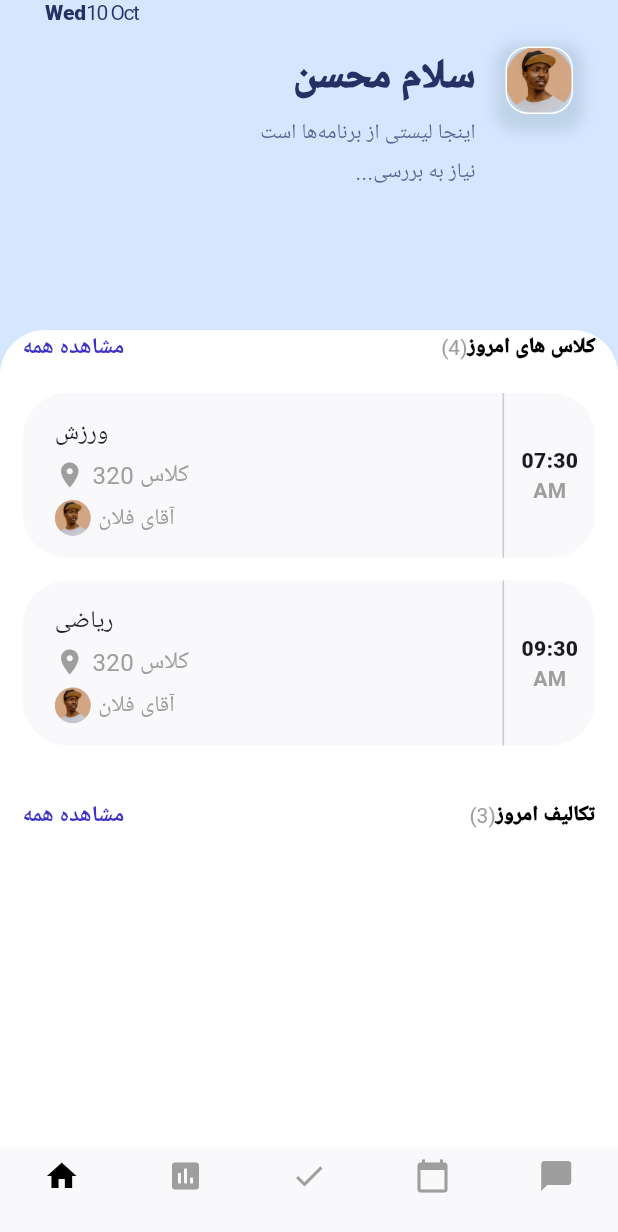
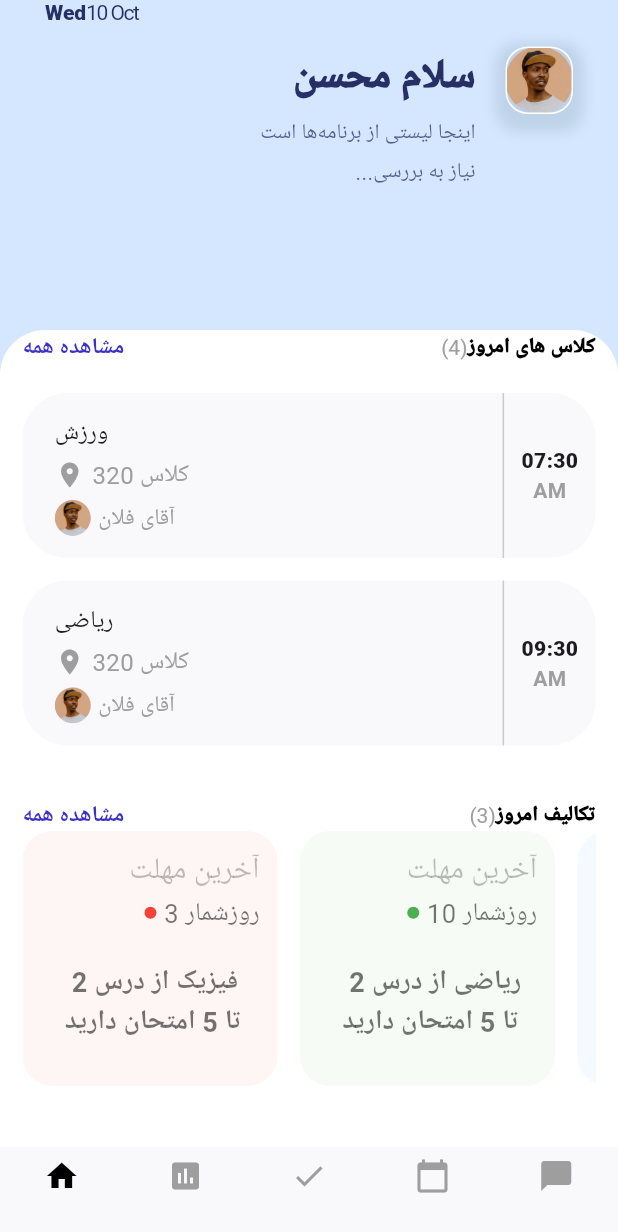
Before and after one commit to Moh3enzarif/SchoolManagmentApp_flutter, a Flutter app: the screen it shows after launch, on a phone screen of 412 x 824 dp. Shown: the top 1232 px of the screen. Run offline on Flutter 3.47's test engine with Material 3 defaults, Android fonts, the phone set to English and light mode, and no system bars.

Commit message:
calendar page created and designed

```diff
--- a/lib/screens/app_home_page.dart
+++ b/lib/screens/app_home_page.dart
@@ -116,15 +116,83 @@ class _AppHomePageState extends State<AppHomePage> {
                 todayclassesitem("09:30", "ریاضی",
                     "assets/images/Profile Image.png", "آقای فلان"),
                 const SizedBox(height: 20),
-                seeAllItems(
-                  "تکالیف امروز",
-                  3,
-                ),
+                seeAllItems("تکالیف امروز", 3),
+                SingleChildScrollView(
+                  scrollDirection: Axis.horizontal,
+                  child: Row(
+                    children: [
+                      yourTaskItems(
+                        Colors.red,
+                        3,
+                        " فیزیک از درس 2 تا 5 امتحان دارید",
+                      ),
+                      yourTaskItems(
+                        Colors.green,
+                        10,
+                        " ریاضی از درس 2 تا 5 امتحان دارید",
+                      ),
+                      yourTaskItems(
+                        Colors.blue,
+                        5,
+                        " علوم از درس 2 تا 5 امتحان دارید",
+                      ),
+                    ],
+                  ),
+                )
               ],
             ),
           ),
         ),
       ],
+    );
+  }
+
+  Container yourTaskItems(Color color, int dayLeft, String courseTitle) {
+    return Container(
+      margin: const EdgeInsets.only(right: 15),
+      padding: const EdgeInsets.all(12),
+      height: 170,
+      width: 170,
+      decoration: BoxDecoration(
+        color: color.withOpacity(0.05),
+        borderRadius: BorderRadius.circular(20),
+      ),
+      child: Column(
+        crossAxisAlignment: CrossAxisAlignment.end,
+        children: [
+          const Text(
+            "آخرین مهلت",
+            style: TextStyle(fontSize: 20, color: Colors.black26),
+          ),
+          Row(
+            mainAxisAlignment: MainAxisAlignment.end,
+            children: [
+              CircleAvatar(
+                radius: 4,
+                backgroundColor: color,
+              ),
+              const SizedBox(width: 5),
+              Text(
+                "$dayLeft روزشمار",
+                style: const TextStyle(fontSize: 17, color: Colors.black54),
+              ),
+            ],
+          ),
+          const SizedBox(height: 20),
+          SizedBox(
+            width: 130,
+            child: Text(
+              courseTitle,
+              maxLines: 3,
+              overflow: TextOverflow.ellipsis,
+              style: const TextStyle(
+                  fontSize: 18,
+                  color: Colors.black54,
+                  fontWeight: FontWeight.bold),
+            ),
+          ),
+        ],
+      ),
     );
   }
 
--- a/lib/screens/school_man_screen.dart
+++ b/lib/screens/school_man_screen.dart
@@ -1,6 +1,7 @@
 import 'package:flutter/material.dart';
 import 'package:school_app/Utils/colors.dart';
 import 'package:school_app/screens/app_home_page.dart';
+import 'package:school_app/screens/calender.dart';
 
 class SchoolManangmentScreenState extends StatefulWidget {
   const SchoolManangmentScreenState({super.key});
@@ -17,7 +18,7 @@ class _SchoolManangmentScreenStateState
     const AppHomePage(),
     const Scaffold(),
     const Scaffold(),
-    const Scaffold(),
+    const Calendar(),
     const Scaffold(),
   ];
   @override
```
Also changed, not shown: lib/screens/calender.dart (added, +127 -0 lines).
